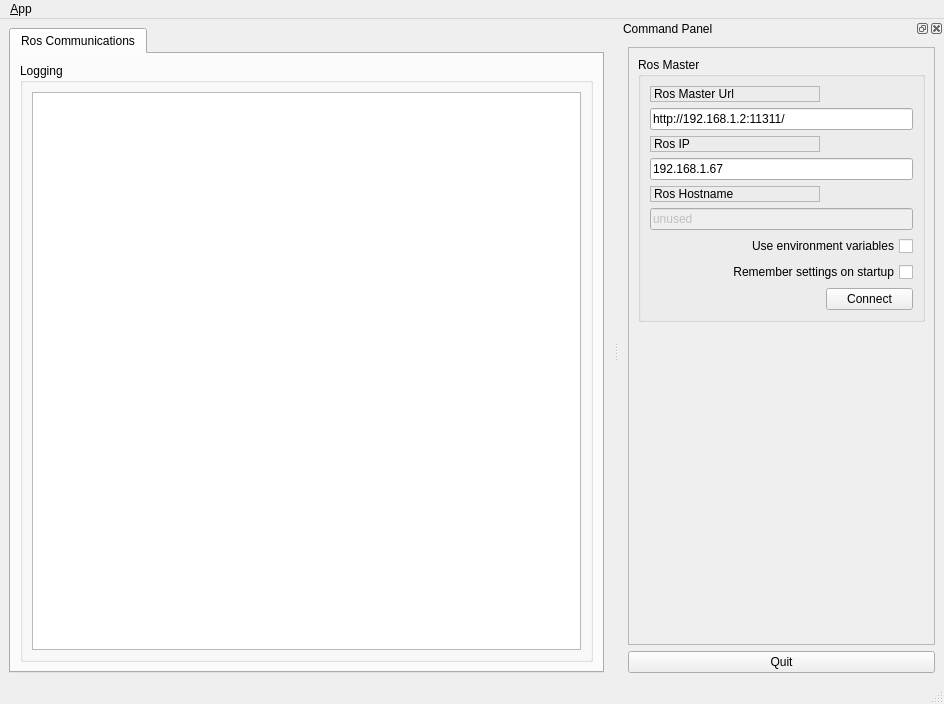
Before: the Qt Designer form monitoring_gui/ui/main_window.ui in Ko-Sai/environmental_monitoring_system, drawn with Qt 5.
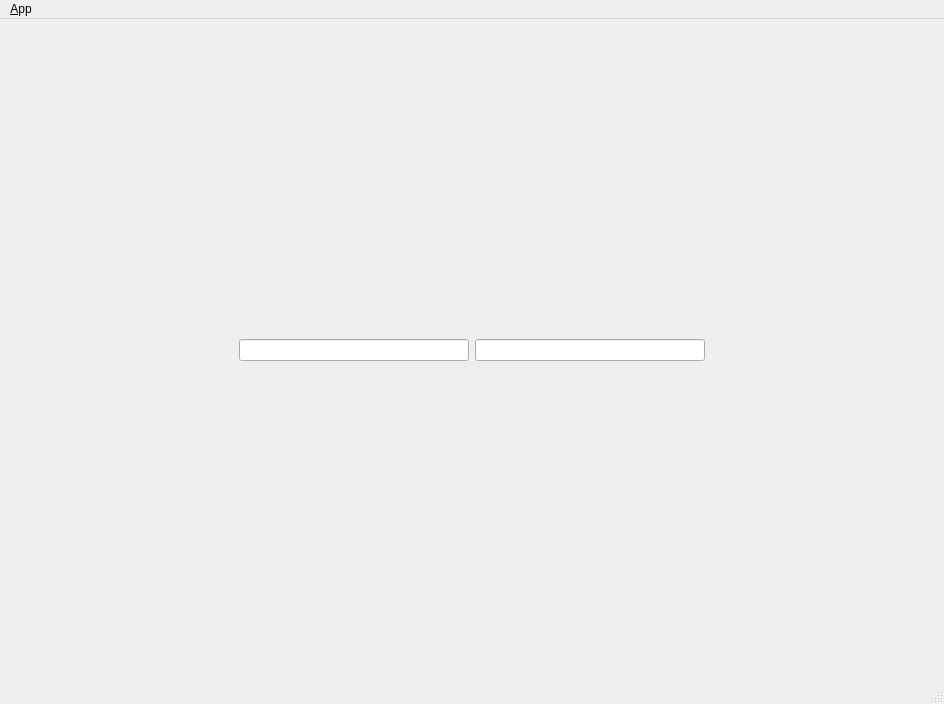
After: the same form once the commit is applied. Icons and pictures are not drawn.

Commit message: Adjusted ui to basic one

Patch:
```diff
--- a/monitoring_gui/ui/main_window.ui
+++ b/monitoring_gui/ui/main_window.ui
@@ -23,45 +23,36 @@
   <widget class="QWidget" name="centralwidget">
    <layout class="QHBoxLayout">
     <item>
-     <widget class="QTabWidget" name="tab_manager">
-      <property name="minimumSize">
+     <spacer name="horizontalSpacer_3">
+      <property name="orientation">
+       <enum>Qt::Horizontal</enum>
+      </property>
+      <property name="sizeHint" stdset="0">
        <size>
-        <width>100</width>
-        <height>0</height>
+        <width>40</width>
+        <height>20</height>
        </size>
       </property>
-      <property name="locale">
-       <locale language="English" country="Australia"/>
+     </spacer>
+    </item>
+    <item>
+     <widget class="QLineEdit" name="m_temp_data"/>
+    </item>
+    <item>
+     <widget class="QLineEdit" name="m_humdity_data"/>
+    </item>
+    <item>
+     <spacer name="horizontalSpacer_2">
+      <property name="orientation">
+       <enum>Qt::Horizontal</enum>
       </property>
-      <property name="currentIndex">
-       <number>0</number>
+      <property name="sizeHint" stdset="0">
+       <size>
+        <width>40</width>
+        <height>20</height>
+       </size>
       </property>
-      <widget class="QWidget" name="tab_status">
-       <attribute name="title">
-        <string>Ros Communications</string>
-       </attribute>
-       <layout class="QVBoxLayout" name="verticalLayout_2">
-        <item>
-         <widget class="QGroupBox" name="groupBox_12">
-          <property name="sizePolicy">
-           <sizepolicy hsizetype="MinimumExpanding" vsizetype="Preferred">
-            <horstretch>0</horstretch>
-            <verstretch>0</verstretch>
-           </sizepolicy>
-          </property>
-          <property name="title">
-           <string>Logging</string>
-          </property>
-          <layout class="QGridLayout" name="gridLayout_3">
-           <item row="0" column="0">
-            <widget class="QListView" name="view_logging"/>
-           </item>
-          </layout>
-         </widget>
-        </item>
-       </layout>
-      </widget>
-     </widget>
+     </spacer>
     </item>
    </layout>
   </widget>
@@ -88,204 +79,6 @@
    <addaction name="menu_File"/>
   </widget>
   <widget class="QStatusBar" name="statusbar"/>
-  <widget class="QDockWidget" name="dock_status">
-   <property name="sizePolicy">
-    <sizepolicy hsizetype="Minimum" vsizetype="Preferred">
-     <horstretch>0</horstretch>
-     <verstretch>0</verstretch>
-    </sizepolicy>
-   </property>
-   <property name="minimumSize">
-    <size>
-     <width>325</width>
-     <height>368</height>
-    </size>
-   </property>
-   <property name="allowedAreas">
-    <set>Qt::RightDockWidgetArea</set>
-   </property>
-   <property name="windowTitle">
-    <string>Command Panel</string>
-   </property>
-   <attribute name="dockWidgetArea">
-    <number>2</number>
-   </attribute>
-   <widget class="QWidget" name="dockWidgetContents_2">
-    <layout class="QVBoxLayout" name="verticalLayout">
-     <item>
-      <widget class="QFrame" name="frame">
-       <property name="sizePolicy">
-        <sizepolicy hsizetype="Minimum" vsizetype="Preferred">
-         <horstretch>0</horstretch>
-         <verstretch>0</verstretch>
-        </sizepolicy>
-       </property>
-       <property name="frameShape">
-        <enum>QFrame::StyledPanel</enum>
-       </property>
-       <property name="frameShadow">
-        <enum>QFrame::Raised</enum>
-       </property>
-       <layout class="QVBoxLayout" name="verticalLayout_3">
-        <item>
-         <widget class="QGroupBox" name="groupBox">
-          <property name="title">
-           <string>Ros Master</string>
-          </property>
-          <layout class="QGridLayout" name="gridLayout">
-           <item row="0" column="0">
-            <widget class="QLabel" name="label">
-             <property name="frameShape">
-              <enum>QFrame::StyledPanel</enum>
-             </property>
-             <property name="frameShadow">
-              <enum>QFrame::Raised</enum>
-             </property>
-             <property name="text">
-              <string>Ros Master Url</string>
-             </property>
-            </widget>
-           </item>
-           <item row="1" column="0" colspan="2">
-            <widget class="QLineEdit" name="line_edit_master">
-             <property name="text">
-              <string>http://192.168.1.2:11311/</string>
-             </property>
-            </widget>
-           </item>
-           <item row="2" column="0">
-            <widget class="QLabel" name="label_2">
-             <property name="frameShape">
-              <enum>QFrame::StyledPanel</enum>
-             </property>
-             <property name="frameShadow">
-              <enum>QFrame::Raised</enum>
-             </property>
-             <property name="text">
-              <string>Ros IP</string>
-             </property>
-            </widget>
-           </item>
-           <item row="3" column="0" colspan="2">
-            <widget class="QLineEdit" name="line_edit_host">
-             <property name="text">
-              <string>192.168.1.67</string>
-             </property>
-            </widget>
-           </item>
-           <item row="4" column="0">
-            <widget class="QLabel" name="label_3">
-             <property name="frameShape">
-              <enum>QFrame::StyledPanel</enum>
-             </property>
-             <property name="frameShadow">
-              <enum>QFrame::Raised</enum>
-             </property>
-             <property name="text">
-              <string>Ros Hostname</string>
-             </property>
-            </widget>
-           </item>
-           <item row="5" column="0" colspan="2">
-            <widget class="QLineEdit" name="line_edit_topic">
-             <property name="enabled">
-              <bool>false</bool>
-             </property>
-             <property name="text">
-              <string>unused</string>
-             </property>
-            </widget>
-           </item>
-           <item row="6" column="0" colspan="2">
-            <widget class="QCheckBox" name="checkbox_use_environment">
-             <property name="layoutDirection">
-              <enum>Qt::RightToLeft</enum>
-             </property>
-             <property name="text">
-              <string>Use environment variables</string>
-             </property>
-            </widget>
-           </item>
-           <item row="7" column="0" colspan="2">
-            <widget class="QCheckBox" name="checkbox_remember_settings">
-             <property name="layoutDirection">
-              <enum>Qt::RightToLeft</enum>
-             </property>
-             <property name="text">
-              <string>Remember settings on startup</string>
-             </property>
-            </widget>
-           </item>
-           <item row="8" column="0">
-            <spacer name="horizontalSpacer">
-             <property name="orientation">
-              <enum>Qt::Horizontal</enum>
-             </property>
-             <property name="sizeHint" stdset="0">
-              <size>
-               <width>170</width>
-               <height>21</height>
-              </size>
-             </property>
-            </spacer>
-           </item>
-           <item row="8" column="1">
-            <widget class="QPushButton" name="button_connect">
-             <property name="enabled">
-              <bool>true</bool>
-             </property>
-             <property name="sizePolicy">
-              <sizepolicy hsizetype="MinimumExpanding" vsizetype="Fixed">
-               <horstretch>0</horstretch>
-               <verstretch>0</verstretch>
-              </sizepolicy>
-             </property>
-             <property name="toolTip">
-              <string>Set the target to the current joint trajectory state.</string>
-             </property>
-             <property name="statusTip">
-              <string>Clear all waypoints and set the target to the current joint trajectory state.</string>
-             </property>
-             <property name="text">
-              <string>Connect</string>
-             </property>
-            </widget>
-           </item>
-          </layout>
-         </widget>
-        </item>
-        <item>
-         <spacer name="verticalSpacer_3">
-          <property name="orientation">
-           <enum>Qt::Vertical</enum>
-          </property>
-          <property name="sizeHint" stdset="0">
-           <size>
-            <width>20</width>
-            <height>233</height>
-           </size>
-          </property>
-         </spacer>
-        </item>
-       </layout>
-      </widget>
-     </item>
-     <item>
-      <widget class="QPushButton" name="quit_button">
-       <property name="sizePolicy">
-        <sizepolicy hsizetype="MinimumExpanding" vsizetype="Fixed">
-         <horstretch>0</horstretch>
-         <verstretch>0</verstretch>
-        </sizepolicy>
-       </property>
-       <property name="text">
-        <string>Quit</string>
-       </property>
-      </widget>
-     </item>
-    </layout>
-   </widget>
-  </widget>
   <action name="action_Quit">
    <property name="text">
     <string>&amp;Quit</string>
```
Left out of the diff: 18 changed lines with no effect on the pictures. The commit also changes 2 other files.
